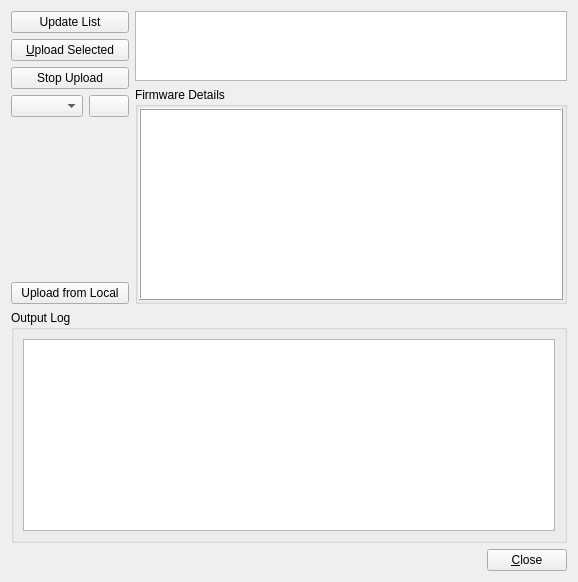
This is gui/src/firmware.ui in dlktdr/HeadTracker as Qt 5 draws it before an edit. The edited form follows.
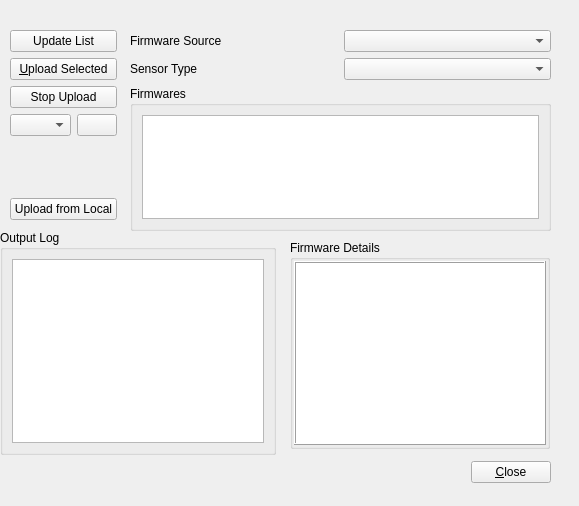
This is the edited form. Icons and pictures are not drawn.

Commit message: Begin upgrading firmware sources

```diff
--- a/gui/src/firmware.ui
+++ b/gui/src/firmware.ui
@@ -6,17 +6,85 @@
    <rect>
     <x>0</x>
     <y>0</y>
-    <width>578</width>
-    <height>570</height>
+    <width>579</width>
+    <height>506</height>
    </rect>
   </property>
   <property name="windowTitle">
    <string>Firmware Uploader</string>
   </property>
-  <layout class="QVBoxLayout" name="verticalLayout_4">
+  <widget class="QGroupBox" name="groupBox">
+   <property name="geometry">
+    <rect>
+     <x>0</x>
+     <y>230</y>
+     <width>276</width>
+     <height>225</height>
+    </rect>
+   </property>
+   <property name="sizePolicy">
+    <sizepolicy hsizetype="Preferred" vsizetype="Minimum">
+     <horstretch>0</horstretch>
+     <verstretch>0</verstretch>
+    </sizepolicy>
+   </property>
+   <property name="title">
+    <string>Output Log</string>
+   </property>
+   <layout class="QVBoxLayout" name="verticalLayout_2">
    <item>
-    <layout class="QGridLayout" name="gridLayout">
-     <item row="0" column="0" rowspan="2">
+     <widget class="QPlainTextEdit" name="outputLog">
+      <property name="sizePolicy">
+       <sizepolicy hsizetype="Expanding" vsizetype="Minimum">
+        <horstretch>0</horstretch>
+        <verstretch>0</verstretch>
+       </sizepolicy>
+      </property>
+     </widget>
+    </item>
+   </layout>
+  </widget>
+  <widget class="QWidget" name="">
+   <property name="geometry">
+    <rect>
+     <x>30</x>
+     <y>460</y>
+     <width>521</width>
+     <height>25</height>
+    </rect>
+   </property>
+   <layout class="QHBoxLayout" name="horizontalLayout">
+    <item>
+     <spacer name="horizontalSpacer">
+      <property name="orientation">
+       <enum>Qt::Horizontal</enum>
+      </property>
+      <property name="sizeHint" stdset="0">
+       <size>
+        <width>40</width>
+        <height>20</height>
+       </size>
+      </property>
+     </spacer>
+    </item>
+    <item>
+     <widget class="QPushButton" name="cmdClose">
+      <property name="text">
+       <string>&amp;Close</string>
+      </property>
+     </widget>
+    </item>
+   </layout>
+  </widget>
+  <widget class="QWidget" name="">
+   <property name="geometry">
+    <rect>
+     <x>10</x>
+     <y>30</y>
+     <width>107</width>
+     <height>190</height>
+    </rect>
+   </property>
       <layout class="QVBoxLayout" name="verticalLayout">
        <item>
         <widget class="QPushButton" name="cmdFetch">
@@ -88,8 +156,48 @@
         </widget>
        </item>
       </layout>
+  </widget>
+  <widget class="QWidget" name="">
+   <property name="geometry">
+    <rect>
+     <x>130</x>
+     <y>30</y>
+     <width>421</width>
+     <height>201</height>
+    </rect>
+   </property>
+   <layout class="QGridLayout" name="gridLayout">
+    <item row="0" column="0">
+     <widget class="QLabel" name="label">
+      <property name="text">
+       <string>Firmware Source</string>
+      </property>
+     </widget>
      </item>
      <item row="0" column="1">
+     <widget class="QComboBox" name="comboBox">
+      <property name="toolTip">
+       <string>Modify firmwaresources.ini to add/modify URL's</string>
+      </property>
+     </widget>
+    </item>
+    <item row="1" column="0">
+     <widget class="QLabel" name="label_2">
+      <property name="text">
+       <string>Sensor Type</string>
+      </property>
+     </widget>
+    </item>
+    <item row="1" column="1">
+     <widget class="QComboBox" name="comboBox_2"/>
+    </item>
+    <item row="2" column="0" colspan="2">
+     <widget class="QGroupBox" name="groupBox_3">
+      <property name="title">
+       <string>Firmwares</string>
+      </property>
+      <layout class="QHBoxLayout" name="horizontalLayout_3">
+       <item>
       <widget class="QListWidget" name="lstFirmwares">
        <property name="sizePolicy">
         <sizepolicy hsizetype="MinimumExpanding" vsizetype="Maximum">
@@ -99,8 +207,20 @@
        </property>
       </widget>
      </item>
-     <item row="1" column="1">
+      </layout>
+     </widget>
+    </item>
+   </layout>
+  </widget>
       <widget class="QGroupBox" name="groupBox_2">
+   <property name="geometry">
+    <rect>
+     <x>290</x>
+     <y>240</y>
+     <width>260</width>
+     <height>209</height>
+    </rect>
+   </property>
        <property name="sizePolicy">
         <sizepolicy hsizetype="Preferred" vsizetype="Maximum">
          <horstretch>0</horstretch>
@@ -165,59 +285,6 @@
         </item>
        </layout>
       </widget>
-     </item>
-    </layout>
-   </item>
-   <item>
-    <widget class="QGroupBox" name="groupBox">
-     <property name="sizePolicy">
-      <sizepolicy hsizetype="Preferred" vsizetype="Minimum">
-       <horstretch>0</horstretch>
-       <verstretch>0</verstretch>
-      </sizepolicy>
-     </property>
-     <property name="title">
-      <string>Output Log</string>
-     </property>
-     <layout class="QVBoxLayout" name="verticalLayout_2">
-      <item>
-       <widget class="QPlainTextEdit" name="outputLog">
-        <property name="sizePolicy">
-         <sizepolicy hsizetype="Expanding" vsizetype="Minimum">
-          <horstretch>0</horstretch>
-          <verstretch>0</verstretch>
-         </sizepolicy>
-        </property>
-       </widget>
-      </item>
-     </layout>
-    </widget>
-   </item>
-   <item>
-    <layout class="QHBoxLayout" name="horizontalLayout">
-     <item>
-      <spacer name="horizontalSpacer">
-       <property name="orientation">
-        <enum>Qt::Horizontal</enum>
-       </property>
-       <property name="sizeHint" stdset="0">
-        <size>
-         <width>40</width>
-         <height>20</height>
-        </size>
-       </property>
-      </spacer>
-     </item>
-     <item>
-      <widget class="QPushButton" name="cmdClose">
-       <property name="text">
-        <string>&amp;Close</string>
-       </property>
-      </widget>
-     </item>
-    </layout>
-   </item>
-  </layout>
  </widget>
  <resources>
   <include location="Resources.qrc"/>
```
Lines whose indentation alone changed are shown as unchanged. The commit also changes 2 other files.
